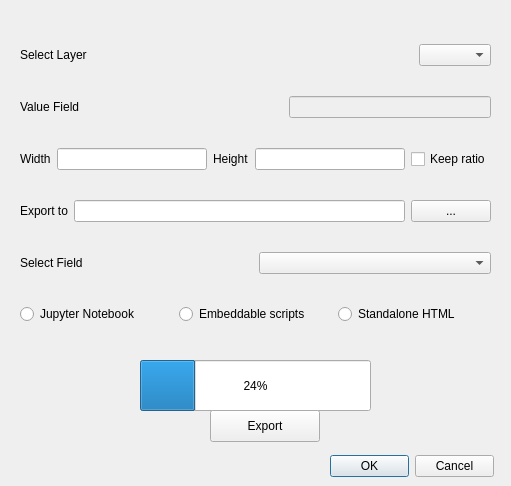
Old version of the form bknqgis_dialog_base.ui in the repository Ziqi-Li/bknqgis.
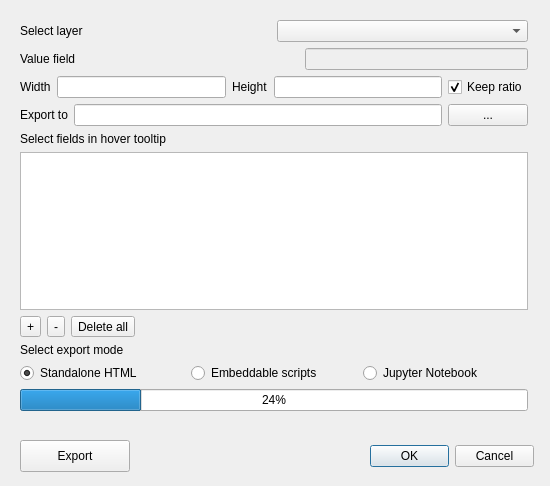
New version of the form.

Commit message: hover fields selectable

```diff
--- a/bknqgis_dialog_base.ui
+++ b/bknqgis_dialog_base.ui
@@ -6,7 +6,7 @@
    <rect>
     <x>0</x>
     <y>0</y>
-    <width>511</width>
+    <width>550</width>
     <height>486</height>
    </rect>
   </property>
@@ -16,8 +16,8 @@
   <widget class="QDialogButtonBox" name="button_box">
    <property name="geometry">
     <rect>
-     <x>330</x>
-     <y>450</y>
+     <x>370</x>
+     <y>440</y>
      <width>164</width>
      <height>32</height>
     </rect>
@@ -29,24 +29,11 @@
     <set>QDialogButtonBox::Cancel|QDialogButtonBox::Ok</set>
    </property>
   </widget>
-  <widget class="QProgressBar" name="progressBar">
-   <property name="geometry">
-    <rect>
-     <x>140</x>
-     <y>360</y>
-     <width>231</width>
-     <height>51</height>
-    </rect>
-   </property>
-   <property name="value">
-    <number>24</number>
-   </property>
-  </widget>
   <widget class="QPushButton" name="previewBTN">
    <property name="geometry">
     <rect>
-     <x>210</x>
-     <y>410</y>
+     <x>20</x>
+     <y>440</y>
      <width>110</width>
      <height>32</height>
     </rect>
@@ -60,8 +47,8 @@
     <rect>
      <x>20</x>
      <y>20</y>
-     <width>471</width>
-     <height>331</height>
+     <width>508</width>
+     <height>391</height>
     </rect>
    </property>
    <layout class="QGridLayout" name="gridLayout">
@@ -89,27 +76,18 @@
     <item row="0" column="0">
      <layout class="QHBoxLayout" name="horizontalLayout_2">
       <item>
-       <widget class="QLabel" name="label">
-        <property name="text">
-         <string>Select Layer</string>
-        </property>
-       </widget>
-      </item>
-      <item>
-       <spacer name="horizontalSpacer_2">
-        <property name="orientation">
-         <enum>Qt::Horizontal</enum>
-        </property>
-        <property name="sizeHint" stdset="0">
-         <size>
-          <width>40</width>
-          <height>20</height>
-         </size>
-        </property>
-       </spacer>
-      </item>
-      <item>
-       <widget class="QComboBox" name="comboBoxLayer"/>
+       <layout class="QHBoxLayout" name="horizontalLayout_9">
+        <item>
+         <widget class="QLabel" name="label_7">
+          <property name="text">
+           <string>Select layer</string>
+          </property>
+         </widget>
+        </item>
+        <item>
+         <widget class="QComboBox" name="comboBoxLayer"/>
+        </item>
+       </layout>
       </item>
      </layout>
     </item>
@@ -118,12 +96,12 @@
       <item>
        <widget class="QLabel" name="label_4">
         <property name="text">
-         <string>Value Field</string>
+         <string>Value field</string>
         </property>
        </widget>
       </item>
       <item>
-       <spacer name="horizontalSpacer">
+       <spacer name="horizontalSpacer_2">
         <property name="orientation">
          <enum>Qt::Horizontal</enum>
         </property>
@@ -149,36 +127,46 @@
       <item>
        <widget class="QLabel" name="label_2">
         <property name="text">
-         <string>Select Field</string>
+         <string>Select fields in hover tooltip</string>
         </property>
        </widget>
       </item>
-      <item>
-       <widget class="QComboBox" name="comboBoxField"/>
-      </item>
      </layout>
     </item>
-    <item row="5" column="0">
+    <item row="7" column="0">
+     <widget class="QLabel" name="label_8">
+      <property name="text">
+       <string>Select export mode</string>
+      </property>
+     </widget>
+    </item>
+    <item row="8" column="0">
      <layout class="QHBoxLayout" name="horizontalLayout_5">
       <item>
-       <widget class="QRadioButton" name="JupyterRB">
-        <property name="text">
-         <string>Jupyter Notebook</string>
-        </property>
-       </widget>
-      </item>
-      <item>
-       <widget class="QRadioButton" name="EmbedRB">
-        <property name="text">
-         <string>Embeddable scripts</string>
-        </property>
-       </widget>
-      </item>
-      <item>
-       <widget class="QRadioButton" name="HTMLRB">
+       <widget class="QRadioButton" name="htmlRB">
         <property name="text">
          <string>Standalone HTML</string>
         </property>
+        <property name="checked">
+         <bool>true</bool>
+        </property>
+       </widget>
+      </item>
+      <item>
+       <widget class="QRadioButton" name="embedRB">
+        <property name="text">
+         <string>Embeddable scripts</string>
+        </property>
+       </widget>
+      </item>
+      <item>
+       <widget class="QRadioButton" name="jupyterRB">
+        <property name="text">
+         <string>Jupyter Notebook</string>
+        </property>
+        <property name="checked">
+         <bool>false</bool>
+        </property>
        </widget>
       </item>
      </layout>
@@ -210,10 +198,61 @@
         <property name="text">
          <string>Keep ratio</string>
         </property>
+        <property name="checked">
+         <bool>true</bool>
+        </property>
        </widget>
       </item>
      </layout>
     </item>
+    <item row="5" column="0">
+     <widget class="QTableWidget" name="tableWidget"/>
+    </item>
+    <item row="6" column="0">
+     <layout class="QHBoxLayout" name="horizontalLayout_6">
+      <item>
+       <widget class="QToolButton" name="addRowBTN">
+        <property name="text">
+         <string>+</string>
+        </property>
+       </widget>
+      </item>
+      <item>
+       <widget class="QToolButton" name="delRowBTN">
+        <property name="text">
+         <string>-</string>
+        </property>
+       </widget>
+      </item>
+      <item>
+       <widget class="QToolButton" name="delAllBTN">
+        <property name="text">
+         <string>Delete all</string>
+        </property>
+       </widget>
+      </item>
+      <item>
+       <spacer name="horizontalSpacer">
+        <property name="orientation">
+         <enum>Qt::Horizontal</enum>
+        </property>
+        <property name="sizeHint" stdset="0">
+         <size>
+          <width>40</width>
+          <height>20</height>
+         </size>
+        </property>
+       </spacer>
+      </item>
+     </layout>
+    </item>
+    <item row="9" column="0">
+     <widget class="QProgressBar" name="progressBar">
+      <property name="value">
+       <number>24</number>
+      </property>
+     </widget>
+    </item>
    </layout>
   </widget>
  </widget>
```
The commit also changes 2 other files.
